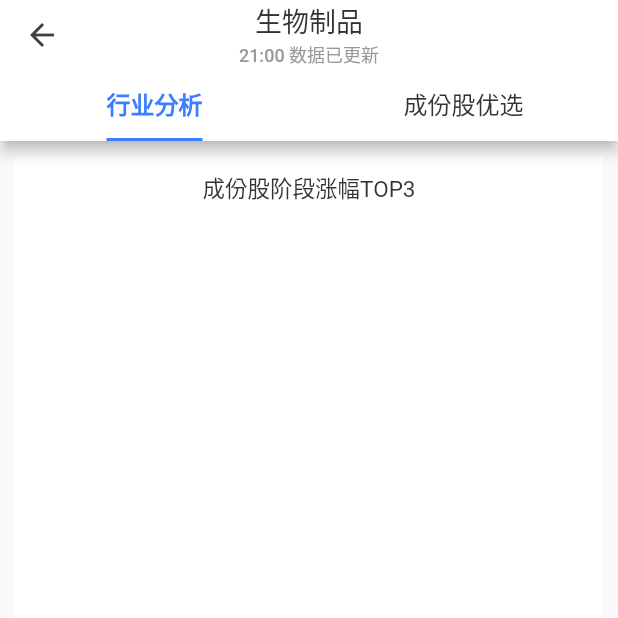
After one commit to NianyiYang/datayes_module_demo, a Flutter app: the Industry screen opened directly, on a phone screen of 412 x 824 dp, the top half of it. The commit adds this screen. Run offline on Flutter 3.47's test engine with Material 2 defaults, Android fonts, the phone set to English and light mode, and no system bars.

Commit message:
行业轮动

```diff
--- a/lib/widget/home_page.dart
+++ b/lib/widget/home_page.dart
@@ -3,6 +3,7 @@ import 'package:flutter/material.dart';
 import 'layout_page.dart';
 import 'native_page.dart';
 import 'network_page.dart';
+import 'industry_page.dart';
 
 class Home extends StatelessWidget {
   @override
@@ -61,6 +62,19 @@ class Home extends StatelessWidget {
                     MaterialPageRoute(builder: (context) => Network()));
               },
             ),
+            RaisedButton(
+              color: Colors.blue,
+              child: Text(
+                '行业轮动',
+                style: TextStyle(
+                  color: Colors.white,
+                ),
+              ),
+              onPressed: () {
+                Navigator.push(context,
+                    MaterialPageRoute(builder: (context) => Industry()));
+              },
+            ),
           ],
         ),
       ),
--- /dev/null
+++ b/lib/widget/industry_page.dart
@@ -0,0 +1,127 @@
+import 'package:flutter/material.dart';
+
+class Industry extends StatefulWidget {
+  @override
+  State<StatefulWidget> createState() => IndustryState();
+}
+
+class IndustryState extends State<Industry>
+    with SingleTickerProviderStateMixin {
+  TabController controller;
+
+  @override
+  void initState() {
+    super.initState();
+
+    controller = TabController(length: 2, vsync: this);
+  }
+
+  @override
+  Widget build(BuildContext context) {
+    return Scaffold(
+      appBar: AppBar(
+        centerTitle: true,
+        backgroundColor: Colors.white,
+        leading: BackButton(
+          color: Color(0xFF404040),
+        ),
+        title: TitleSection(),
+        bottom: PreferredSize(
+          preferredSize: Size.fromHeight(38.0),
+          child: TabBar(
+            isScrollable: false,
+            tabs: <Widget>[
+              Tab(text: '行业分析'),
+              Tab(text: '成份股优选'),
+            ],
+            labelColor: Color(0xFF3d7dff),
+            labelStyle: TextStyle(
+              fontSize: 16.0,
+              fontWeight: FontWeight.bold,
+            ),
+            unselectedLabelColor: Color(0xFF333333),
+            unselectedLabelStyle: TextStyle(
+              fontSize: 16.0,
+              fontWeight: FontWeight.normal,
+            ),
+            indicatorWeight: 2,
+            indicatorColor: Color(0xFF3d7dff),
+            indicatorSize: TabBarIndicatorSize.label,
+            controller: controller,
+          ),
+        ),
+      ),
+      body: TabBarView(
+        children: <Widget>[
+          First(),
+          Second(),
+        ],
+        controller: controller,
+      ),
+    );
+  }
+}
+
+class TitleSection extends StatelessWidget {
+  @override
+  Widget build(BuildContext context) {
+    return Container(
+      child: Column(
+        crossAxisAlignment: CrossAxisAlignment.center,
+        children: <Widget>[
+          Text(
+            '生物制品',
+            style: TextStyle(
+              color: Color(0xFF333333),
+              fontSize: 18.0,
+            ),
+          ),
+          Text(
+            '21:00 数据已更新',
+            style: TextStyle(
+              color: Color(0xFF999999),
+              fontSize: 12.0,
+            ),
+          ),
+        ],
+      ),
+    );
+  }
+}
+
+class First extends StatelessWidget {
+  @override
+  Widget build(BuildContext context) {
+    return Container(
+      decoration: BoxDecoration(
+        color: Colors.white,
+      ),
+      margin: EdgeInsets.all(10.0),
+      padding: EdgeInsets.all(10.0),
+      alignment: Alignment.center,
+      child: Column(
+        children: <Widget>[
+          Text(
+            '成份股阶段涨幅TOP3',
+            style: TextStyle(
+              color: Color(0xFF333333),
+              fontSize: 15.0,
+            ),
+          ),
+        ],
+      ),
+    );
+  }
+}
+
+class Second extends StatelessWidget {
+  @override
+  Widget build(BuildContext context) {
+    return Container(
+      alignment: Alignment.center,
+      child: Text(
+        '第二个',
+      ),
+    );
+  }
+}
--- a/lib/widget/layout_page.dart
+++ b/lib/widget/layout_page.dart
@@ -1,15 +1,5 @@
 // 第一个Flutter布局
 import 'package:flutter/material.dart';
-
-class Main extends StatelessWidget {
-  @override
-  Widget build(BuildContext context) {
-    return new MaterialApp(
-      title: 'main',
-      home: new Layout(),
-    );
-  }
-}
 
 class Layout extends StatelessWidget {
   @override
--- a/lib/widget/native_page.dart
+++ b/lib/widget/native_page.dart
@@ -20,6 +20,9 @@ class _NativeState extends State<Native> {
   @override
   void initState() {
     super.initState();
+
+    // 设置沉浸式状态栏
+
 
     // 监听 Native
     Future<dynamic> handler(MethodCall call) async {
```
Also changed, not shown: lib/main.dart (+10 -1 lines).
